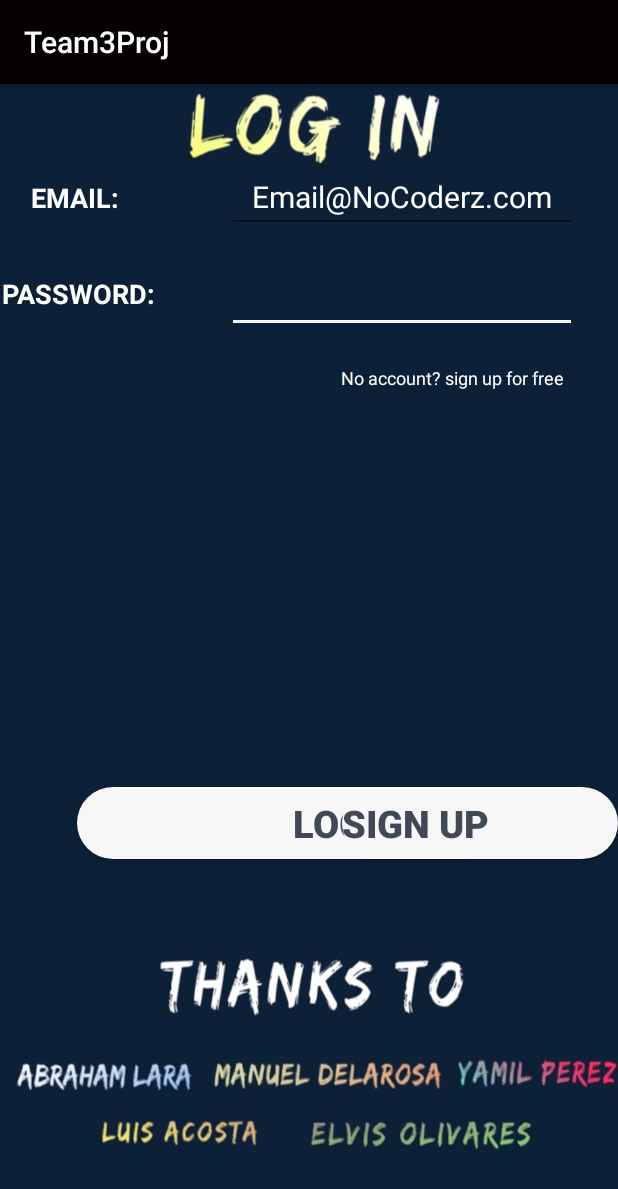
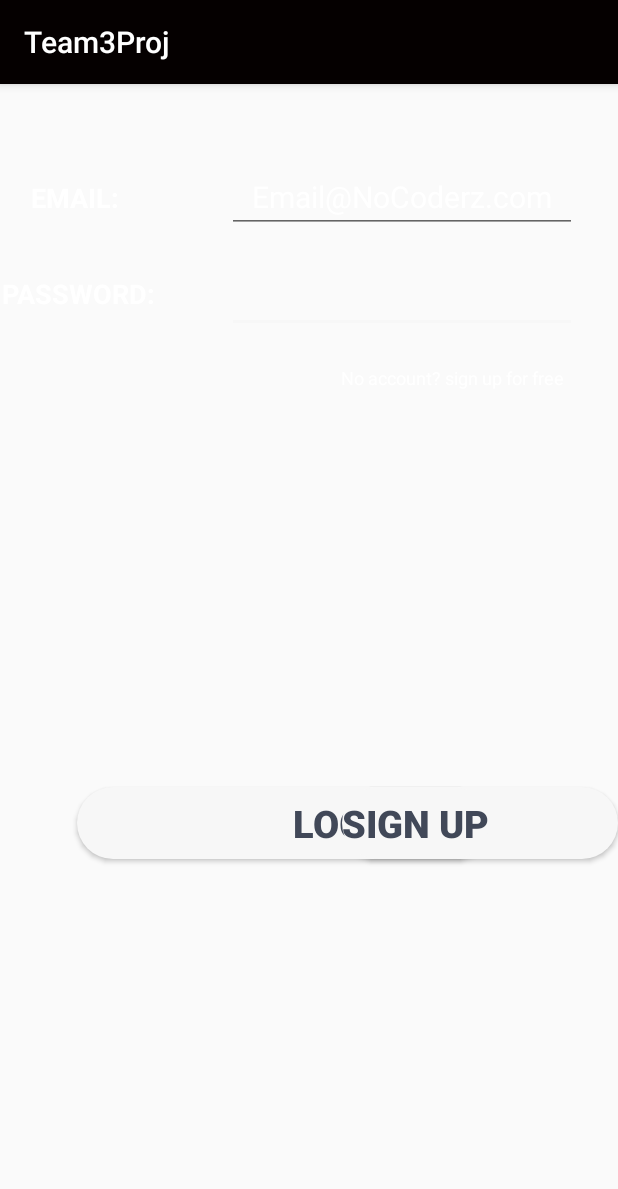
Before and after one commit to croberts4055/CMP408_Team2, an Android app: the LoginActivity screen opened directly, with no data from a screen before it, on a phone screen of 412 x 824 dp. Shown: the top 1189 px of the screen. Run offline under Robolectric (Android 15) with nearby library versions, the phone set to English and light mode, and no system bars; our stand-ins replace Firebase (no records; nobody signed in at launch, a user with empty details on screens opened directly).

Commit message:
remove the background

```diff
--- a/android/app/src/main/res/layout/activity_login.xml
+++ b/android/app/src/main/res/layout/activity_login.xml
@@ -2,7 +2,7 @@
 <RelativeLayout xmlns:android="http://schemas.android.com/apk/res/android"
     xmlns:app="http://schemas.android.com/apk/res-auto"
     xmlns:tools="http://schemas.android.com/tools"
-    android:background="@drawable/loginwallpaper"
+
     android:layout_width="match_parent"
     android:layout_height="match_parent"
     tools:context=".LoginActivity">
```
Also changed, not shown: 3 other files.
